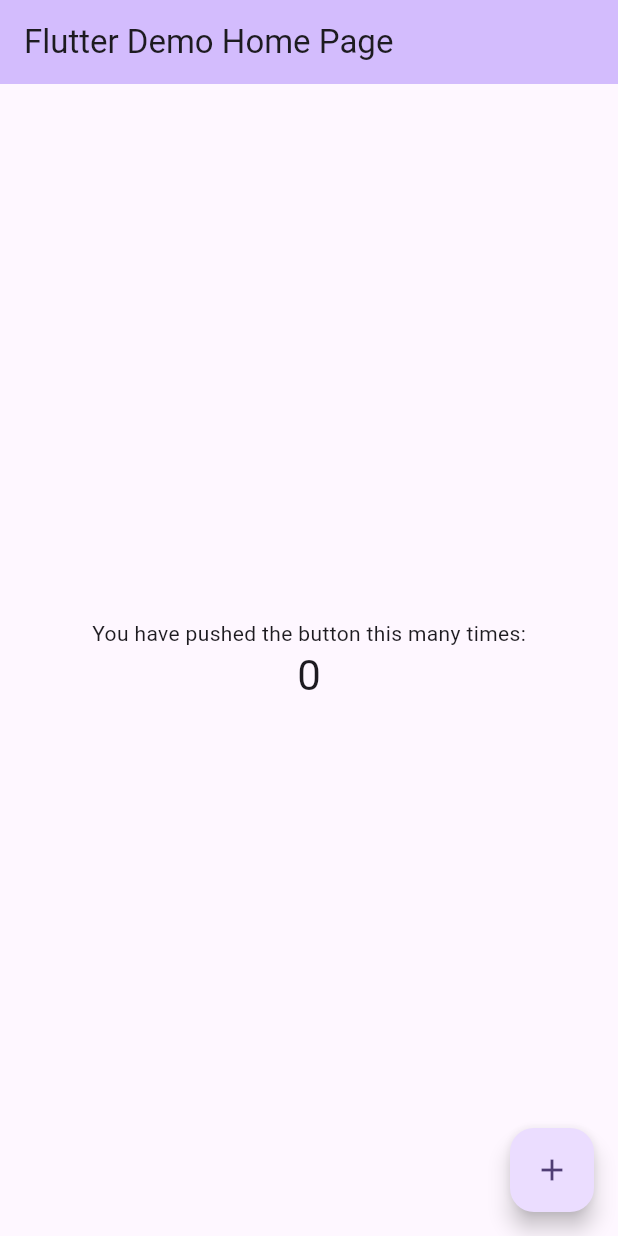
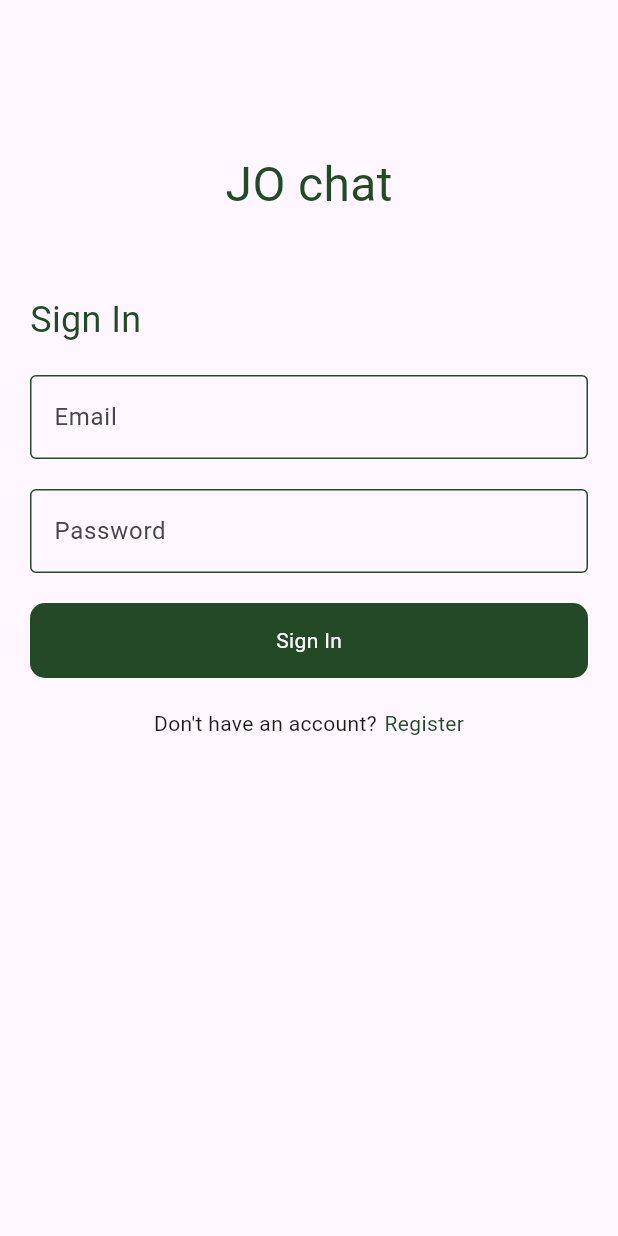
Before and after one commit to asem-kurd/chat_app, a Flutter app: the screen it shows after launch, on a phone screen of 412 x 824 dp. Run offline on Flutter 3.47's test engine with Material 3 defaults, Android fonts, the phone set to English and light mode, and no system bars.

Commit message:
Finish Sign in & Registeration screens #AK

```diff
--- /dev/null
+++ b/lib/constants.dart
@@ -0,0 +1,3 @@
+import 'package:flutter/material.dart';
+
+const kPrimaryColor = Color(0xff244927);
--- a/lib/main.dart
+++ b/lib/main.dart
@@ -1,125 +1,23 @@
+import 'package:chat_app/screens/sign_in_screen.dart';
+import 'package:chat_app/screens/register_screen.dart';
 import 'package:flutter/material.dart';
 
 void main() {
-  runApp(const MyApp());
+  runApp(const ChatApp());
 }
 
-class MyApp extends StatelessWidget {
-  const MyApp({super.key});
+class ChatApp extends StatelessWidget {
+  const ChatApp({super.key});
 
-  // This widget is the root of your application.
   @override
   Widget build(BuildContext context) {
     return MaterialApp(
-      title: 'Flutter Demo',
-      theme: ThemeData(
-        // This is the theme of your application.
-        //
-        // TRY THIS: Try running your application with "flutter run". You'll see
-        // the application has a purple toolbar. Then, without quitting the app,
-        // try changing the seedColor in the colorScheme below to Colors.green
-        // and then invoke "hot reload" (save your changes or press the "hot
-        // reload" button in a Flutter-supported IDE, or press "r" if you used
-        // the command line to start the app).
-        //
-        // Notice that the counter didn't reset back to zero; the application
-        // state is not lost during the reload. To reset the state, use hot
-        // restart instead.
-        //
-        // This works for code too, not just values: Most code changes can be
-        // tested with just a hot reload.
-        colorScheme: ColorScheme.fromSeed(seedColor: Colors.deepPurple),
-        useMaterial3: true,
-      ),
-      home: const MyHomePage(title: 'Flutter Demo Home Page'),
+      debugShowCheckedModeBanner: false,
+      routes: {
+        'LoginScreen': (context) => const LoginScreen(),
+        RegisterScreen.id: (context) => RegisterScreen(),
+      },
+      initialRoute: "LoginScreen",
     );
   }
 }
-
-class MyHomePage extends StatefulWidget {
-  const MyHomePage({super.key, required this.title});
-
-  // This widget is the home page of your application. It is stateful, meaning
-  // that it has a State object (defined below) that contains fields that affect
-  // how it looks.
-
-  // This class is the configuration for the state. It holds the values (in this
-  // case the title) provided by the parent (in this case the App widget) and
-  // used by the build method of the State. Fields in a Widget subclass are
-  // always marked "final".
-
-  final String title;
-
-  @override
-  State<MyHomePage> createState() => _MyHomePageState();
-}
-
-class _MyHomePageState extends State<MyHomePage> {
-  int _counter = 0;
-
-  void _incrementCounter() {
-    setState(() {
-      // This call to setState tells the Flutter framework that something has
-      // changed in this State, which causes it to rerun the build method below
-      // so that the display can reflect the updated values. If we changed
-      // _counter without calling setState(), then the build method would not be
-      // called again, and so nothing would appear to happen.
-      _counter++;
-    });
-  }
-
-  @override
-  Widget build(BuildContext context) {
-    // This method is rerun every time setState is called, for instance as done
-    // by the _incrementCounter method above.
-    //
-    // The Flutter framework has been optimized to make rerunning build methods
-    // fast, so that you can just rebuild anything that needs updating rather
-    // than having to individually change instances of widgets.
-    return Scaffold(
-      appBar: AppBar(
-        // TRY THIS: Try changing the color here to a specific color (to
-        // Colors.amber, perhaps?) and trigger a hot reload to see the AppBar
-        // change color while the other colors stay the same.
-        backgroundColor: Theme.of(context).colorScheme.inversePrimary,
-        // Here we take the value from the MyHomePage object that was created by
-        // the App.build method, and use it to set our appbar title.
-        title: Text(widget.title),
-      ),
-      body: Center(
-        // Center is a layout widget. It takes a single child and positions it
-        // in the middle of the parent.
-        child: Column(
-          // Column is also a layout widget. It takes a list of children and
-          // arranges them vertically. By default, it sizes itself to fit its
-          // children horizontally, and tries to be as tall as its parent.
-          //
-          // Column has various properties to control how it sizes itself and
-          // how it positions its children. Here we use mainAxisAlignment to
-          // center the children vertically; the main axis here is the vertical
-          // axis because Columns are vertical (the cross axis would be
-          // horizontal).
-          //
-          // TRY THIS: Invoke "debug painting" (choose the "Toggle Debug Paint"
-          // action in the IDE, or press "p" in the console), to see the
-          // wireframe for each widget.
-          mainAxisAlignment: MainAxisAlignment.center,
-          children: <Widget>[
-            const Text(
-              'You have pushed the button this many times:',
-            ),
-            Text(
-              '$_counter',
-              style: Theme.of(context).textTheme.headlineMedium,
-            ),
-          ],
-        ),
-      ),
-      floatingActionButton: FloatingActionButton(
-        onPressed: _incrementCounter,
-        tooltip: 'Increment',
-        child: const Icon(Icons.add),
-      ), // This trailing comma makes auto-formatting nicer for build methods.
-    );
-  }
-}
--- /dev/null
+++ b/lib/screens/sign_in_screen.dart
@@ -0,0 +1,85 @@
+import 'package:chat_app/constants.dart';
+import 'package:chat_app/screens/register_screen.dart';
+import 'package:chat_app/widgets/custom_btn.dart';
+import 'package:chat_app/widgets/custom_txt_field.dart';
+import 'package:flutter/material.dart';
+
+class LoginScreen extends StatelessWidget {
+  const LoginScreen({super.key});
+
+  @override
+  Widget build(BuildContext context) {
+    return Scaffold(
+      body: Padding(
+        padding: const EdgeInsets.only(top: 100, left: 20, right: 20),
+        child: ListView(
+          children: [
+            const Row(
+              mainAxisAlignment: MainAxisAlignment.center,
+              children: [
+                Text(
+                  "JO chat",
+                  style: TextStyle(fontSize: 32, color: kPrimaryColor),
+                ),
+              ],
+            ),
+            const SizedBox(
+              height: 50,
+            ),
+            const Row(
+              children: [
+                Text(
+                  "Sign In",
+                  style: TextStyle(fontSize: 24, color: kPrimaryColor),
+                ),
+              ],
+            ),
+            const SizedBox(
+              height: 20,
+            ),
+            /* This is New for me */
+            const CustomTxtField(
+              hintTxt: 'Email',
+            ),
+            const SizedBox(
+              height: 20,
+            ),
+            const CustomTxtField(
+              hintTxt: 'Password',
+            ),
+            const SizedBox(
+              height: 20,
+            ),
+            const CustomBtn(btnName: "Sign In"),
+            const SizedBox(
+              height: 20,
+            ),
+            Row(
+              mainAxisAlignment: MainAxisAlignment.center,
+              children: [
+                const Text("Don't have an account?"),
+                const SizedBox(
+                  width: 5,
+                ),
+                GestureDetector(
+                  onTap: () {
+                    Navigator.pushNamed((context), RegisterScreen.id);
+                  },
+                  child: const Text(
+                    "Register",
+                    style: TextStyle(
+                      color: kPrimaryColor,
+                    ),
+                  ),
+                )
+              ],
+            ),
+            const Spacer(
+              flex: 5,
+            ),
+          ],
+        ),
+      ),
+    );
+  }
+}
--- /dev/null
+++ b/lib/widgets/custom_btn.dart
@@ -0,0 +1,19 @@
+import 'package:flutter/material.dart';
+
+class CustomBtn extends StatelessWidget {
+  const CustomBtn({super.key, required this.btnName});
+  final String btnName;
+  @override
+  Widget build(BuildContext context) {
+    return Container(
+      decoration: BoxDecoration(
+        color: const Color(0xff244927),
+        borderRadius: BorderRadius.circular(10),
+      ),
+      width: double.infinity,
+      height: 50,
+      child:
+          Center(child: Text(btnName, style: const TextStyle(color: Colors.white))),
+    );
+  }
+}
--- /dev/null
+++ b/lib/widgets/custom_txt_field.dart
@@ -0,0 +1,26 @@
+import 'package:flutter/material.dart';
+
+class CustomTxtField extends StatelessWidget {
+  const CustomTxtField({super.key, required this.hintTxt});
+  final String hintTxt;
+
+  @override
+  Widget build(BuildContext context) {
+    return TextField(
+      decoration: InputDecoration(
+        hintText: hintTxt,
+        /* placeholder */
+        enabledBorder: const OutlineInputBorder(
+          borderSide: BorderSide(
+            color: Color(0xff244927),
+          ),
+        ),
+        border: const OutlineInputBorder(
+          borderSide: BorderSide(
+            color: Colors.white,
+          ),
+        ),
+      ),
+    );
+  }
+}
--- a/pubspec.yaml
+++ b/pubspec.yaml
@@ -59,9 +59,8 @@ flutter:
   uses-material-design: true
 
   # To add assets to your application, add an assets section, like this:
-  assets:
-    - assets/images
-  #   - images/a_dot_ham.jpeg
+  # assets:
+
 
   # An image asset can refer to one or more resolution-specific "variants", see
   # https://flutter.dev/to/resolution-aware-images
```
Also changed, not shown: lib/screens/register_screen.dart (added, +84 -0 lines), assets/fonts/Pacifico-Regular.ttf (deleted), assets/images/scholar.png (deleted), 1 other file.
